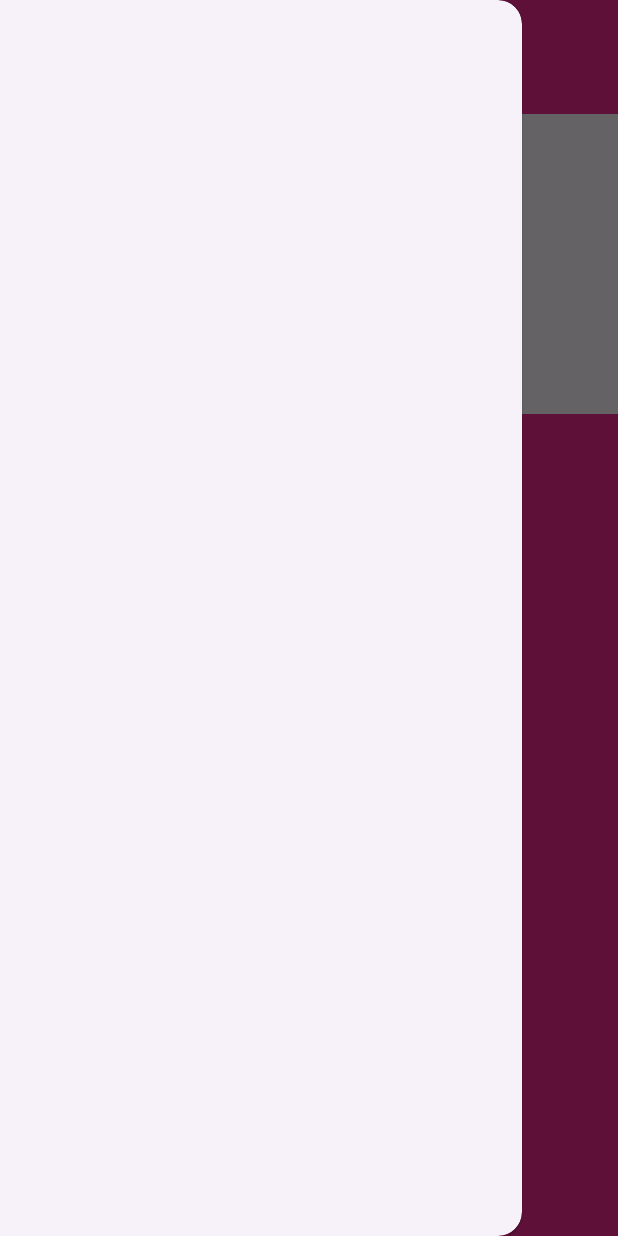
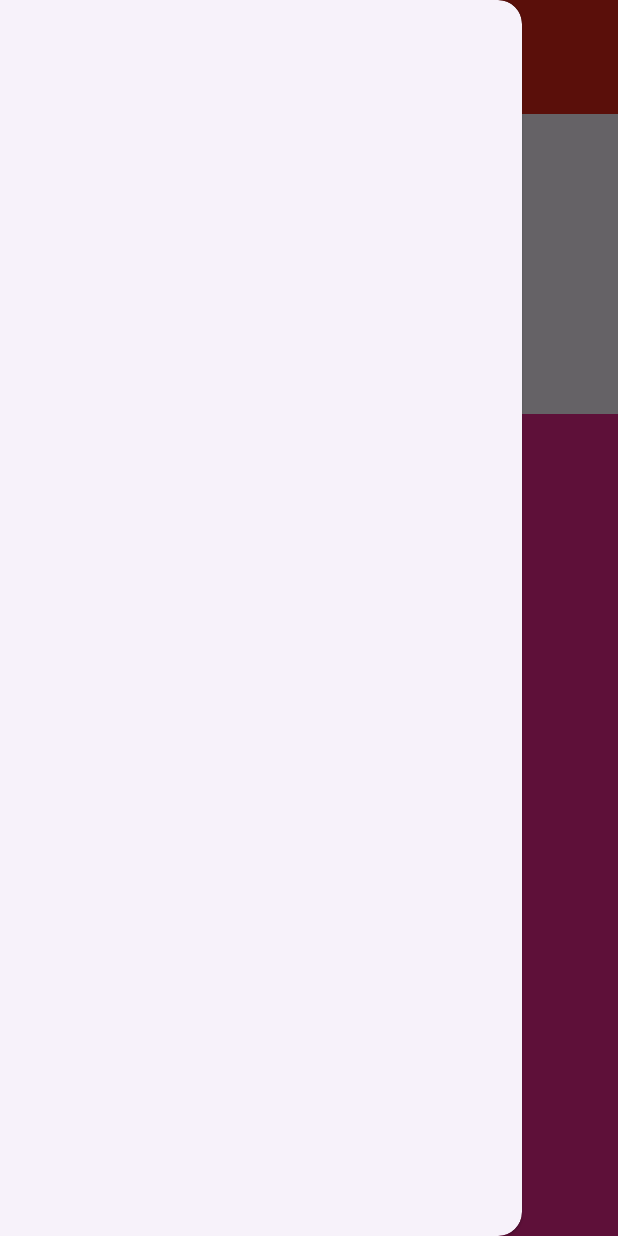
Before and after one commit to DuyVu550/PhoneSellApp, an Android app: the screen it shows after launch (MainActivity), with the side drawer open, on a phone screen of 412 x 824 dp. Run offline under Robolectric (Android 15) with nearby library versions, the phone set to English and light mode, and no system bars.

Commit message:
changed xml

```diff
--- a/app/src/main/res/layout/activity_main.xml
+++ b/app/src/main/res/layout/activity_main.xml
@@ -20,7 +20,7 @@
                 android:id="@+id/toolBarMain"
                 android:layout_width="match_parent"
                 android:layout_height="76dp"
-                android:background="@color/pinky"
+                android:background="@color/red"
                 app:title="Trang chính"
                 app:titleMarginTop="40dp"></androidx.appcompat.widget.Toolbar>
             <ViewFlipper
@@ -39,7 +39,7 @@
                     android:id="@+id/textView"
                     android:layout_width="wrap_content"
                     android:layout_height="wrap_content"
-                    android:text="Sản phẩm mới nhất"
+                    android:text="Sản phẩm cũ"
                     android:textSize="30sp"
                     android:textStyle="bold" />
                 <androidx.recyclerview.widget.RecyclerView
```
